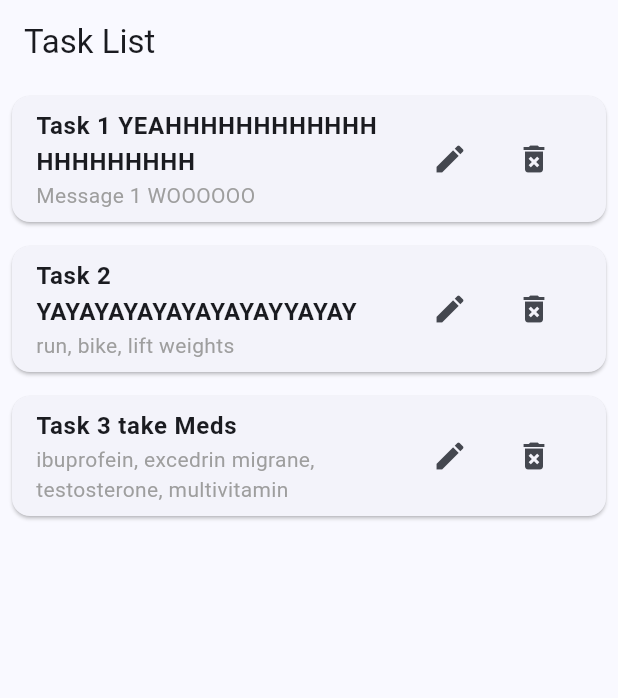
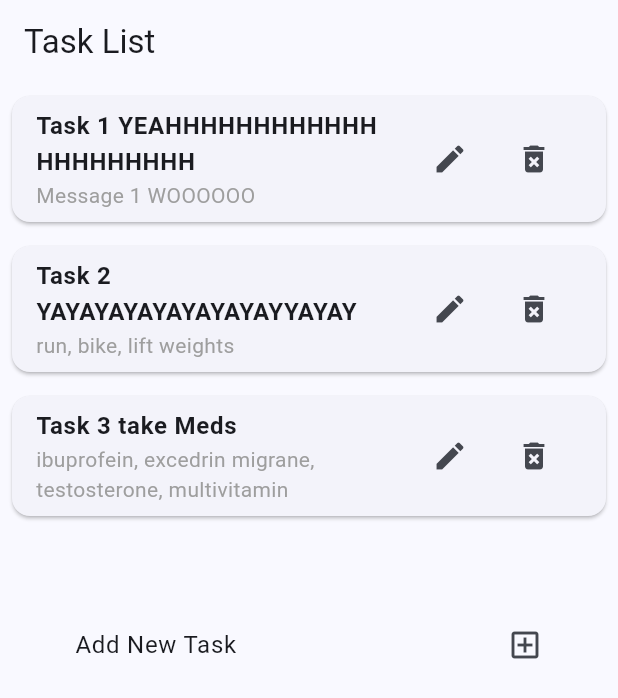
Before and after one commit to Sean-ORourke/MySpokenSchedules, a Flutter app: the screen it shows after launch, on a phone screen of 412 x 824 dp. Shown: the top 698 px of the screen. Run offline on Flutter 3.47's test engine with Material 3 defaults, Android fonts, the phone set to English and light mode, and no system bars.

Commit message:
ability to add tasks added

```diff
--- a/my_spoken_schedules/lib/view/list_tasks_view.dart
+++ b/my_spoken_schedules/lib/view/list_tasks_view.dart
@@ -1,4 +1,5 @@
 import 'package:flutter/material.dart';
+import 'package:my_spoken_schedules/view/widgets/new_task_widget.dart';
 import 'package:my_spoken_schedules/view/widgets/single_task_widget.dart';
 import 'package:provider/provider.dart';
 import 'package:my_spoken_schedules/view_model/list_tasks_view_model.dart';
@@ -36,11 +37,30 @@ class _ListTasksViewState extends State<TaskListView> {
 
         //     // Display the list of tasks
         body: ListView.builder(
-          itemCount: vm.tasks.length,
-          itemBuilder: (context, index) {
-            final taskViewModel = vm.tasks[index];
-            return SingleTaskWidget(taskViewModel: taskViewModel);
+          itemCount: vm.tasks.length + 1, // +1 ?
+      //     itemBuilder: (context, index) {
+
+      //       if (index == vm.tasks.length) {
+      //   // Render "New Task Widget" at the end
+      //   return NewTaskWidget(
+      //   ); //taskViewModel: taskViewModel);
+      // }
+      //       final taskViewModel = vm.tasks[index];
+      //       return SingleTaskWidget(taskViewModel: taskViewModel); //after the last Single task widget, I want a new task widget: NewTaskWidget(taskViewModel: taskViewModel)
+      //     },
+       itemBuilder: (context, index) {
+      if (index == vm.tasks.length) {
+        // Render the "New Task Widget" at the bottom
+        return NewTaskWidget(
+          onAddTask: () {
+            // Call the addTask method to add a new task to the list
+            vm.addTask();
           },
+        );
+      }
+      // Render individual task widgets
+      return SingleTaskWidget(taskViewModel: vm.tasks[index]);
+    },
         ));
   }
 }
--- /dev/null
+++ b/my_spoken_schedules/lib/view/widgets/new_task_widget.dart
@@ -0,0 +1,42 @@
+import 'package:flutter/material.dart';
+import 'package:my_spoken_schedules/view_model/tasks_view_model.dart';
+import 'package:my_spoken_schedules/view/task_detail_view.dart';
+import 'package:provider/provider.dart';
+import 'package:my_spoken_schedules/view_model/list_tasks_view_model.dart';
+
+class NewTaskWidget extends StatelessWidget {
+  final VoidCallback onAddTask;
+
+  const NewTaskWidget({Key? key, required this.onAddTask}) : super(key: key);
+
+  @override
+  Widget build(BuildContext context) {
+    return ListTile(
+      contentPadding: EdgeInsets.all(50.0),
+      title: Text('Add New Task'),
+      trailing: Icon(Icons.add_box_outlined),
+      onTap: onAddTask, // Trigger the callback to add a new task
+    );
+  }
+}
+
+// class NewTaskWidget extends StatelessWidget {
+//   // final TasksViewModel taskViewModel;
+
+//   const NewTaskWidget//({Key? key, required this.taskViewModel}) : super(key: key);
+//   (Key? key) : super(key: key);
+
+//   @override
+//   Widget build(BuildContext context) {
+//     final vm = Provider.of<ListTasksViewModel>(context);
+//     return Card(
+//       margin: EdgeInsets.all(8.0),
+//       child: IconButton(
+//               icon: Icon(Icons.add_box),
+//               onPressed: () {
+//                 vm.addTask();
+//               },
+//             )
+//     );
+//   }
+// }
--- a/my_spoken_schedules/lib/view_model/list_tasks_view_model.dart
+++ b/my_spoken_schedules/lib/view_model/list_tasks_view_model.dart
@@ -8,6 +8,8 @@ import 'package:provider/provider.dart';
 
 class ListTasksViewModel extends ChangeNotifier {
   List<TasksViewModel> tasks = <TasksViewModel>[];
+
+  int latestID = 4;
 
   fetchTasks() {
     // final json = task_model as List<dynamic>;
@@ -65,4 +67,24 @@ class ListTasksViewModel extends ChangeNotifier {
 
     notifyListeners();
   }
+
+
+  addTask() {
+    final newJson =
+      {
+        "id": latestID.toString(),
+        "label": "New Task",
+        "message": "New Message"
+      };
+
+    final newTask = task_model(id: newJson["id"], label: newJson["label"], message: newJson["message"]); //newJson.map((task) => task_model(id: task["id"], label: task["label"], message: task["message"]));
+
+    final newTaskViewModel = TasksViewModel(newTask);
+
+    tasks.add(newTaskViewModel);
+
+    latestID++;
+
+    notifyListeners();
+  }
 }
```
